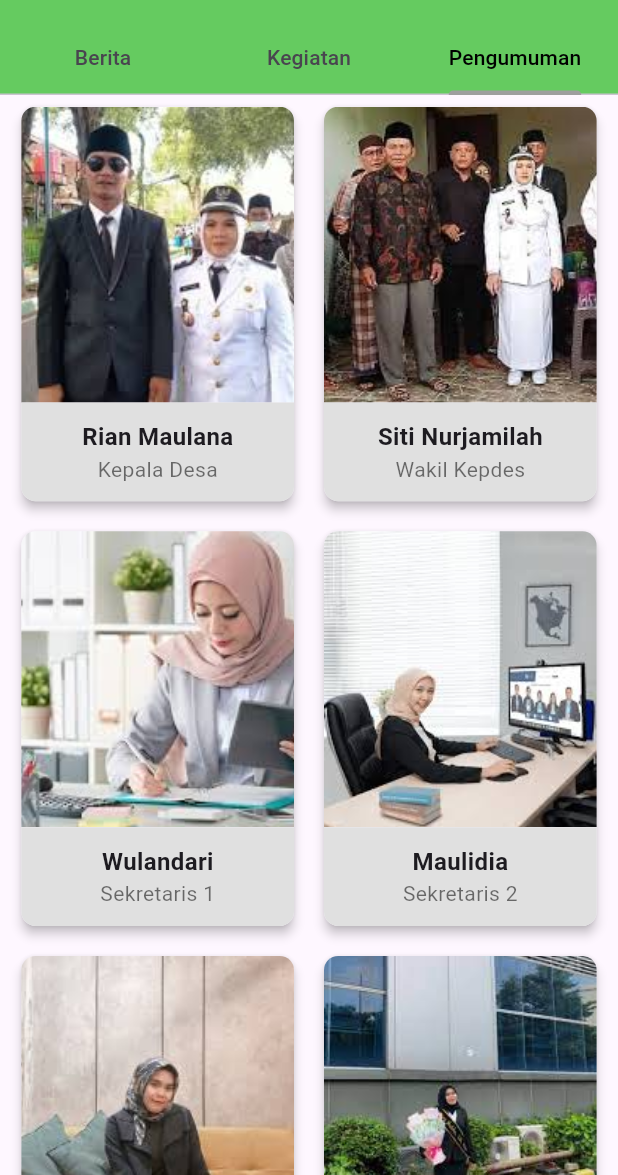
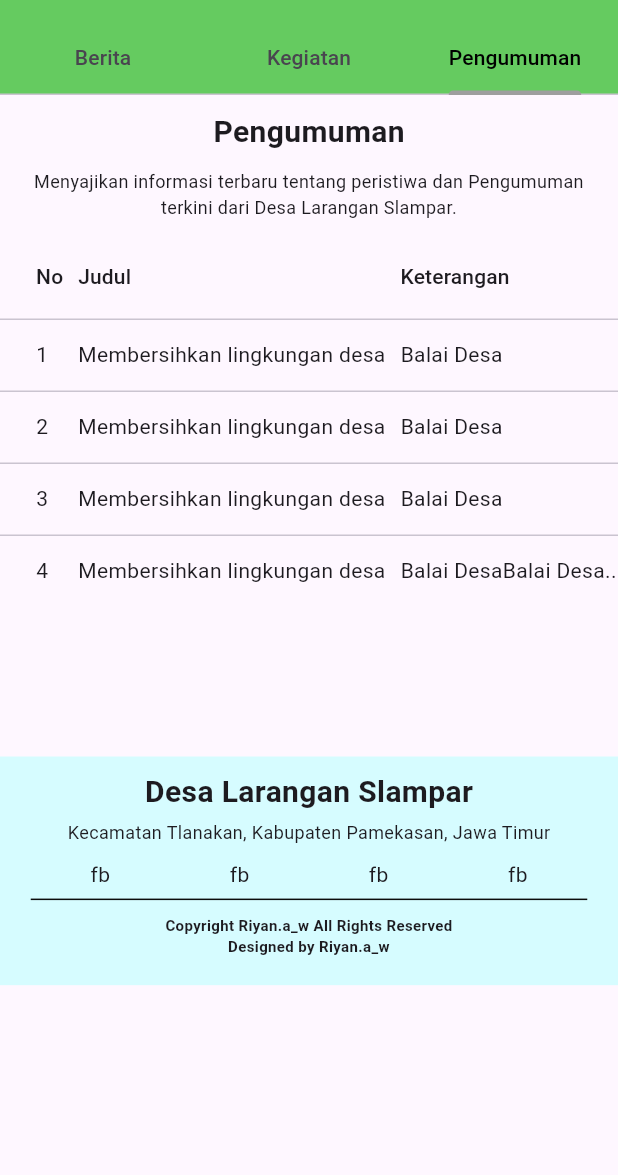
Before and after one commit to alapolaa/sipedes, a Flutter app: the InformasiDesa screen opened directly, tab 3 chosen, on a phone screen of 412 x 824 dp, the part 61-1236 px from its top. Run offline on Flutter 3.47's test engine with Material 3 defaults, Android fonts, the phone set to English and light mode, and no system bars; our stand-ins replace carousel_slider, flutter_screenutil, flutter_spinkit, persistent_bottom_nav_bar.

Commit message:
pengumuman selesai

```diff
--- a/lib/informasi/informasi.dart
+++ b/lib/informasi/informasi.dart
@@ -1,6 +1,7 @@
 import 'package:flutter/material.dart';
 import 'package:sipedes/data/theme/theme.dart';
 import 'package:sipedes/informasi/berita/berita.dart';
+import 'package:sipedes/informasi/pengumuman/pengumuman.dart';
 import 'package:sipedes/profile_desa/struktur_desa/struktur_desa.dart';
 import 'package:sipedes/profile_desa/visimisi/visimisi.dart';
 
@@ -37,7 +38,7 @@ class InformasiDesa extends StatelessWidget {
           children: [
              Berita(),
              Kegiatan(),
-            StrukturDesaView(),
+            Pengumuman(),
           ],
         ),
       ),
--- a/lib/informasi/kegiatan/kegiatan.dart
+++ b/lib/informasi/kegiatan/kegiatan.dart
@@ -103,7 +103,11 @@ class Kegiatan extends StatelessWidget {
                             width: 50, height: 50, fit: BoxFit.cover),
                       ),
                       DataCell(Text(item['kegiatan']!)),
-                      DataCell(Text(item['keterangan']!)),
+                      DataCell(Text(
+                        (item['keterangan']!.length > 50)
+                            ? '${item['keterangan']!.substring(0, 20)}...'
+                            : item['keterangan']!,
+                      )),
                       DataCell(Text(item['mulai']!)),
                       DataCell(Text(item['selesai']!)),
                       DataCell(Text(item['lokasi']!)),
--- a/lib/informasi/pengumuman/pengumuman.dart
+++ b/lib/informasi/pengumuman/pengumuman.dart
@@ -0,0 +1,106 @@
+import 'package:flutter/material.dart';
+import 'package:sipedes/data/theme/theme.dart';
+import 'package:sipedes/footer.dart';
+import 'package:sipedes/informasi/pengumuman/detail_pengumuman.dart';
+
+import '../kegiatan/detail_kegiatan.dart';
+
+class Pengumuman extends StatelessWidget {
+  final List<Map<String, String>> pengumuman = [
+    {
+      'no': '1',
+      'judul': 'Membersihkan lingkungan desa',
+      'keterangan': 'Balai Desa',
+      'tanggal': '27 Januari 2030 / 08:00 WIB'
+    },
+    {
+      'no': '2',
+      'judul': 'Membersihkan lingkungan desa',
+      'keterangan': 'Balai Desa',
+      'tanggal': '27 Januari 2030 / 08:00 WIB'
+    },
+    {
+      'no': '3',
+      'judul': 'Membersihkan lingkungan desa',
+      'keterangan': 'Balai Desa',
+      'tanggal': '27 Januari 2030 / 08:00 WIB'
+    },
+    {
+      'no': '4',
+      'judul': 'Membersihkan lingkungan desa',
+      'keterangan': 'Balai DesaBalai DesaBalai DesaBalai DesaBalai DesaBalai DesaBalai DesaBalai DesaBalai DesaBalai DesaBalai DesaBalai DesaBalai DesaBalai DesaBalai DesaBalai DesaBalai DesaBalai DesaBalai DesaBalai DesaBalai DesaBalai DesaBalai DesaBalai DesaBalai DesaBalai DesaBalai DesaBalai DesaBalai DesaBalai DesaBalai DesaBalai DesaBalai DesaBalai DesaBalai DesaBalai DesaBalai DesaBalai DesaBalai DesaBalai DesaBalai DesaBalai DesaBalai DesaBalai DesaBalai DesaBalai DesaBalai DesaBalai DesaBalai DesaBalai DesaBalai DesaBalai DesaBalai DesaBalai DesaBalai DesaBalai DesaBalai DesaBalai DesaBalai DesaBalai DesaBalai DesaBalai DesaBalai DesaBalai DesaBalai DesaBalai DesaBalai DesaBalai DesaBalai DesaBalai DesaBalai DesaBalai DesaBalai DesaBalai DesaBalai DesaBalai DesaBalai DesaBalai DesaBalai DesaBalai DesaBalai DesaBalai DesaBalai DesaBalai DesaBalai DesaBalai DesaBalai DesaBalai DesaBalai DesaBalai DesaBalai DesaBalai DesaBalai DesaBalai DesaBalai DesaBalai DesaBalai DesaBalai DesaBalai DesaBalai DesaBalai DesaBalai DesaBalai DesaBalai DesaBalai DesaBalai DesaBalai DesaBalai DesaBalai DesaBalai DesaBalai DesaBalai DesaBalai DesaBalai DesaBalai DesaBalai DesaBalai DesaBalai DesaBalai DesaBalai DesaBalai DesaBalai DesaBalai DesaBalai DesaBalai DesaBalai DesaBalai DesaBalai DesaBalai DesaBalai DesaBalai DesaBalai DesaBalai Desa',
+      'tanggal': '27 Januari 2030 / 08:00 WIB'
+    },
+  ];
+
+  @override
+  Widget build(BuildContext context) {
+    return Scaffold(
+      body: SingleChildScrollView(
+        child: Column(
+          children: [
+            Padding(
+              padding: const EdgeInsets.all(10.0),
+              child: Text(
+                "Pengumuman",
+                style: AppFont.duapuluhbold,
+              ),
+            ),
+            Padding(
+              padding: const EdgeInsets.symmetric(horizontal: 10),
+              child: Text(
+                'Menyajikan informasi terbaru tentang peristiwa dan Pengumuman terkini dari Desa Larangan Slampar.',
+                style: AppFont.duabelas,
+                textAlign: TextAlign.center,
+              ),
+            ),
+            SizedBox(height: 10),
+            SingleChildScrollView(
+              scrollDirection: Axis.horizontal,
+              child: DataTable(
+                showCheckboxColumn: false,
+                columnSpacing: 10,
+                columns: [
+                  DataColumn(label: Text('No')),
+                  DataColumn(label: Text('Judul')),
+                  DataColumn(label: Text('Keterangan')),
+                  DataColumn(label: Text('Tanggal',)),
+                ],
+                rows: pengumuman
+                    .map(
+                      (item) => DataRow(
+                        onSelectChanged: (selected) {
+                          if (selected != null && selected) {
+                            Navigator.push(
+                              context,
+                              MaterialPageRoute(
+                                builder: (context) =>
+                                    DetailPengumuman(pengumuman: item),
+                              ),
+                            );
+                          }
+                        },
+                        cells: [
+                          DataCell(Text(item['no']!)),
+                          DataCell(Text(item['judul']!)),
+                          DataCell(Text(
+                            (item['keterangan']!.length > 50)
+                                ? '${item['keterangan']!.substring(0, 20)}...'
+                                : item['keterangan']!,
+                          )),
+
+                          DataCell(Text(item['tanggal']!)),
+                        ],
+                      ),
+                    )
+                    .toList(),
+              ),
+            ),
+            SizedBox(height: 100),
+            FooterScreen(),
+          ],
+        ),
+      ),
+    );
+  }
+}
```
Also changed, not shown: lib/informasi/pengumuman/detail_pengumuman.dart (added, +107 -0 lines).
